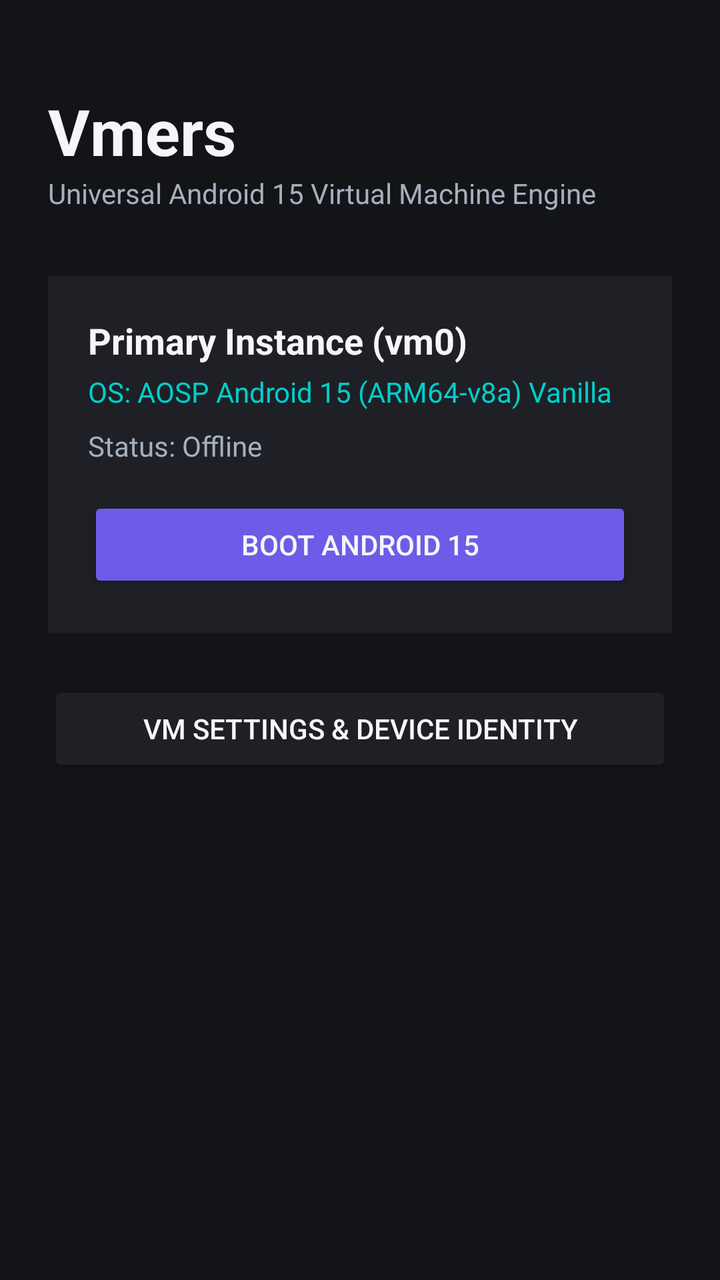
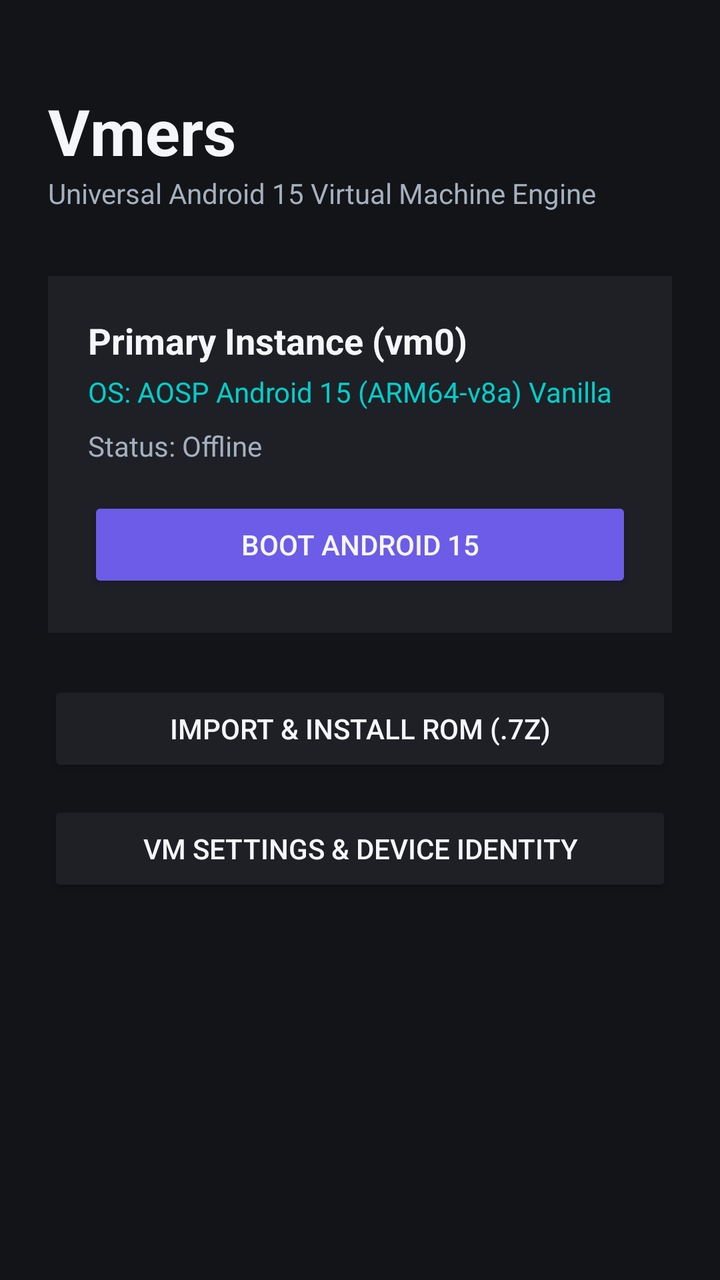

The first picture is an Android layout as it rendered before a commit; the second is the same layout after the commit. The layout source and the unified diff follow.
<!-- AndroidManifest.xml: activity theme Theme.Vmers -->
<!-- res/layout/activity_main.xml -->
<?xml version="1.0" encoding="utf-8"?>
<LinearLayout xmlns:android="http://schemas.android.com/apk/res/android"
    android:layout_width="match_parent"
    android:layout_height="match_parent"
    android:orientation="vertical"
    android:background="@color/bg_dark"
    android:padding="24dp">

    
    <TextView
        android:layout_width="wrap_content"
        android:layout_height="wrap_content"
        android:text="Vmers"
        android:textColor="@color/text_white"
        android:textSize="32sp"
        android:textStyle="bold"
        android:layout_marginTop="20dp" />

    <TextView
        android:layout_width="wrap_content"
        android:layout_height="wrap_content"
        android:text="Universal Android 15 Virtual Machine Engine"
        android:textColor="@color/text_muted"
        android:textSize="14sp"
        android:layout_marginBottom="32dp" />

    
    <LinearLayout
        android:layout_width="match_parent"
        android:layout_height="wrap_content"
        android:orientation="vertical"
        android:background="@color/card_dark"
        android:padding="20dp"
        android:layout_marginBottom="24dp">

        <TextView
            android:layout_width="wrap_content"
            android:layout_height="wrap_content"
            android:text="Primary Instance (vm0)"
            android:textColor="@color/text_white"
            android:textSize="18sp"
            android:textStyle="bold" />

        <TextView
            android:layout_width="wrap_content"
            android:layout_height="wrap_content"
            android:text="OS: AOSP Android 15 (ARM64-v8a) Vanilla"
            android:textColor="@color/accent"
            android:textSize="14sp"
            android:layout_marginTop="4dp" />

        <TextView
            android:id="@+id/tv_vm_status"
            android:layout_width="wrap_content"
            android:layout_height="wrap_content"
            android:text="Status: Offline"
            android:textColor="@color/text_muted"
            android:textSize="14sp"
            android:layout_marginTop="8dp" />

        <Button
            android:id="@+id/btn_boot_vm"
            android:layout_width="match_parent"
            android:layout_height="wrap_content"
            android:text="Boot Android 15"
            android:backgroundTint="@color/primary"
            android:textColor="@color/text_white"
            android:layout_marginTop="16dp" />

    </LinearLayout>

    
    <Button
        android:id="@+id/btn_vm_settings"
        android:layout_width="match_parent"
        android:layout_height="wrap_content"
        android:text="VM Settings &amp; Device Identity"
        android:backgroundTint="@color/card_dark"
        android:textColor="@color/text_white"
        android:layout_marginBottom="12dp" />

</LinearLayout>
<!-- resources referenced by this layout -->
<resources>
  <color name="accent">#00CEC9</color>
  <color name="bg_dark">#131418</color>
  <color name="card_dark">#1E2026</color>
  <color name="primary">#6C5CE7</color>
  <color name="text_muted">#A4B0BE</color>
  <color name="text_white">#F5F6FA</color>
  <style name="Theme.Vmers" parent="Theme.MaterialComponents.DayNight.NoActionBar">
          <item name="colorPrimary">@color/primary</item>
          <item name="colorPrimaryVariant">@color/primary_dark</item>
          <item name="colorOnPrimary">@color/text_white</item>
          <item name="android:windowBackground">@color/bg_dark</item>
          <item name="android:statusBarColor">@color/bg_dark</item>
          <item name="android:navigationBarColor">@color/bg_dark</item>
      </style>
  <color name="primary_dark">#4834D4</color>
</resources>

<!-- the commit's change to res/layout/activity_main.xml (unified diff, before → after) -->
@@ -71,6 +71,16 @@
 
     
     <Button
+        android:id="@+id/btn_import_rom"
+        android:layout_width="match_parent"
+        android:layout_height="wrap_content"
+        android:text="Import &amp; Install ROM (.7z)"
+        android:backgroundTint="@color/card_dark"
+        android:textColor="@color/text_white"
+        android:layout_marginBottom="12dp" />
+
+    
+    <Button
         android:id="@+id/btn_vm_settings"
         android:layout_width="match_parent"
         android:layout_height="wrap_content"
